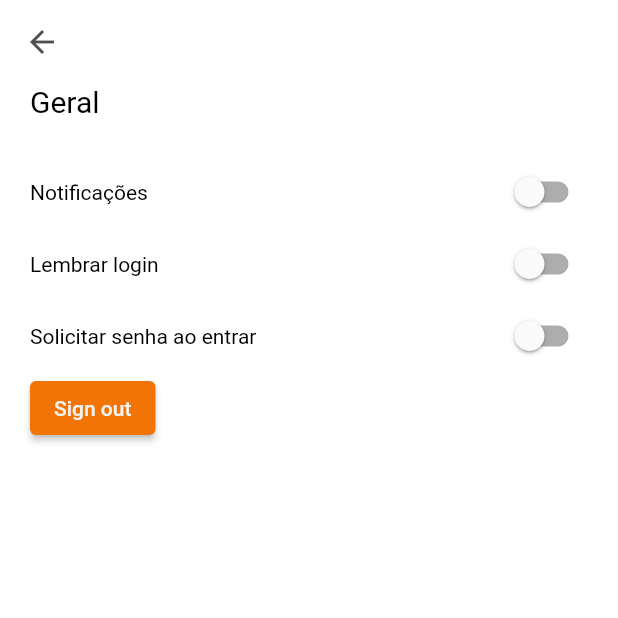
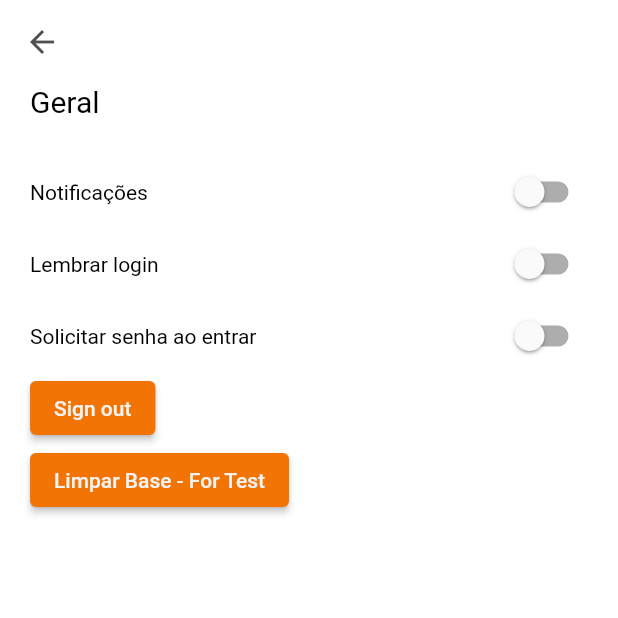
Before and after one commit to santos-gabriel/fin-helper, a Flutter app: the SettingsPage screen opened by its route, on a phone screen of 412 x 824 dp, the top half of it. Run offline on Flutter 3.47's test engine with Material 2 defaults, Android fonts, the phone set to English and light mode, and no system bars; our stand-ins replace flutter_masked_text2, flutter_speed_dial, google_fonts, google_sign_in, shared_preferences, sqflite; accounts and stored records are empty.

Commit message:
Updating settings_page

```diff
--- a/lib/src/modules/settings/settings_page.dart
+++ b/lib/src/modules/settings/settings_page.dart
@@ -1,5 +1,6 @@
 import 'package:finhelper/src/modules/settings/settings_controller.dart';
 import 'package:finhelper/src/shared/auth/auth_controller.dart';
+import 'package:finhelper/src/shared/database/DBProvider.dart';
 import 'package:finhelper/src/shared/themes/app_colors.dart';
 import 'package:finhelper/src/shared/themes/app_text_styles.dart';
 import 'package:flutter/material.dart';
@@ -102,6 +103,17 @@ class _SettingsPageState extends State<SettingsPage> {
                 ),
               ),
             ),
+            ElevatedButton(
+              onPressed: () async {
+                await DBProvider.db.clearAll();
+              },
+              child: Text(
+                'Limpar Base - For Test',
+                style: TextStyle(
+                  color: AppColors.whiteSoft,
+                ),
+              ),
+            ),
           ],
         ),
       ),
```
